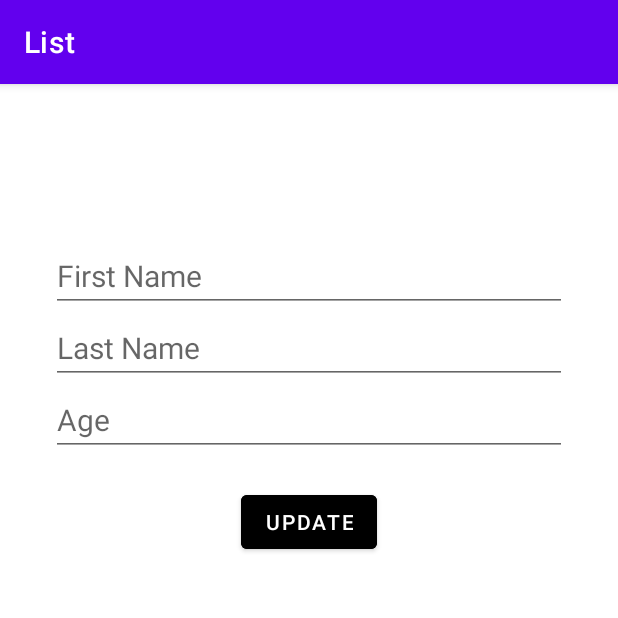
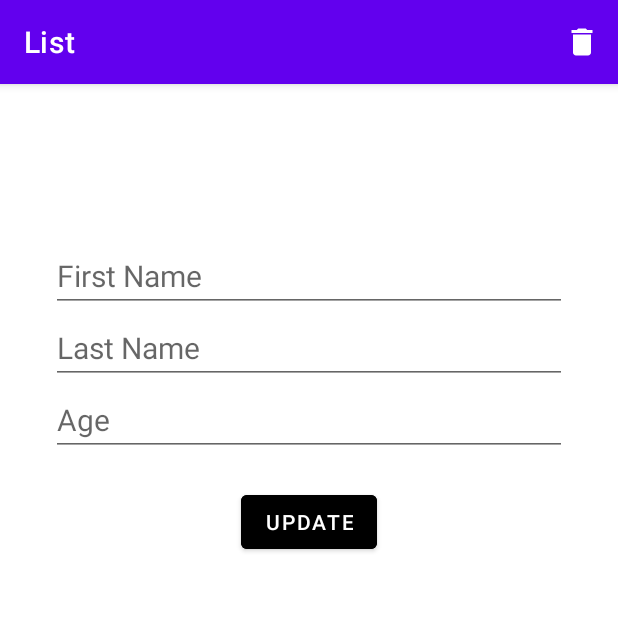
Before and after one commit to judahben149/ROOM_Database_SS, an Android app: the fragment UpdateFragment placed in its activity, on a phone screen of 412 x 824 dp, the top half of it. Run offline under Robolectric (Android 15) with nearby library versions, the phone set to English and light mode, and no system bars; our stand-ins replace Room's generated code, navigation-ui; 4 statements that could not run were skipped.

Commit message:
ch - added delete and delete all functionality

```diff
--- a/app/src/main/java/com/example/roomdatabasess/data/UserDao.kt
+++ b/app/src/main/java/com/example/roomdatabasess/data/UserDao.kt
@@ -14,4 +14,10 @@ interface UserDao {
 
     @Update
     suspend fun updateUser(user: User)
+
+    @Delete
+    suspend fun deleteUser(user: User)
+
+    @Query("DELETE FROM user_table")
+    suspend fun deleteAllUsers()
 }
--- a/app/src/main/java/com/example/roomdatabasess/fragments/list/ListAdapter.kt
+++ b/app/src/main/java/com/example/roomdatabasess/fragments/list/ListAdapter.kt
@@ -28,7 +28,7 @@ class ListAdapter: RecyclerView.Adapter<ListAdapter.MyViewHolder>() {
         holder.itemView.tvage.text = currentItem.age.toString()
 
         holder.itemView.rowLayout.setOnClickListener {
-            val action = ListFragmentDirections.actionListFragmentToUpdateFragment(currentItem)
+            val action = ListFragmentDirections.actionListFragmentToUpdateFragment2(currentItem)
             holder.itemView.findNavController().navigate(action)
         }
     }
--- /dev/null
+++ b/app/src/main/res/drawable/ic_delete.xml
@@ -0,0 +1,10 @@
+<vector xmlns:android="http://schemas.android.com/apk/res/android"
+    android:width="24dp"
+    android:height="24dp"
+    android:viewportWidth="24"
+    android:viewportHeight="24"
+    android:tint="?attr/colorControlNormal">
+  <path
+      android:fillColor="@android:color/white"
+      android:pathData="M6,19c0,1.1 0.9,2 2,2h8c1.1,0 2,-0.9 2,-2V7H6v12zM19,4h-3.5l-1,-1h-5l-1,1H5v2h14V4z"/>
+</vector>
--- /dev/null
+++ b/app/src/main/res/menu/delete_menu.xml
@@ -0,0 +1,13 @@
+<?xml version="1.0" encoding="utf-8"?>
+<menu xmlns:android="http://schemas.android.com/apk/res/android"
+    xmlns:app="http://schemas.android.com/apk/res-auto">
+
+    <item
+        android:id="@+id/menu_delete"
+        android:title="@string/delete"
+        android:icon="@drawable/ic_delete"
+        android:iconTint="@color/white"
+        app:showAsAction="ifRoom"
+        />
+
+</menu>
--- a/app/src/main/res/values-night/strings.xml
+++ b/app/src/main/res/values-night/strings.xml
@@ -5,4 +5,5 @@
     <string name="age">Age</string>
     <string name="add">Add</string>
     <string name="update">Update</string>
+    <string name="delete">Delete</string>
 </resources>
--- a/app/src/main/res/values/strings.xml
+++ b/app/src/main/res/values/strings.xml
@@ -7,4 +7,5 @@
     <string name="age">Age</string>
     <string name="add">Add</string>
     <string name="update">Update</string>
+    <string name="delete">Delete</string>
 </resources>
```
Also changed, not shown: app/src/main/java/com/example/roomdatabasess/fragments/update/UpdateFragment.kt (+37 -4 lines), app/src/main/java/com/example/roomdatabasess/repository/UserRepository.kt (+8 -0 lines), app/src/main/java/com/example/roomdatabasess/viewmodel/UserViewModel.kt (+12 -0 lines).
